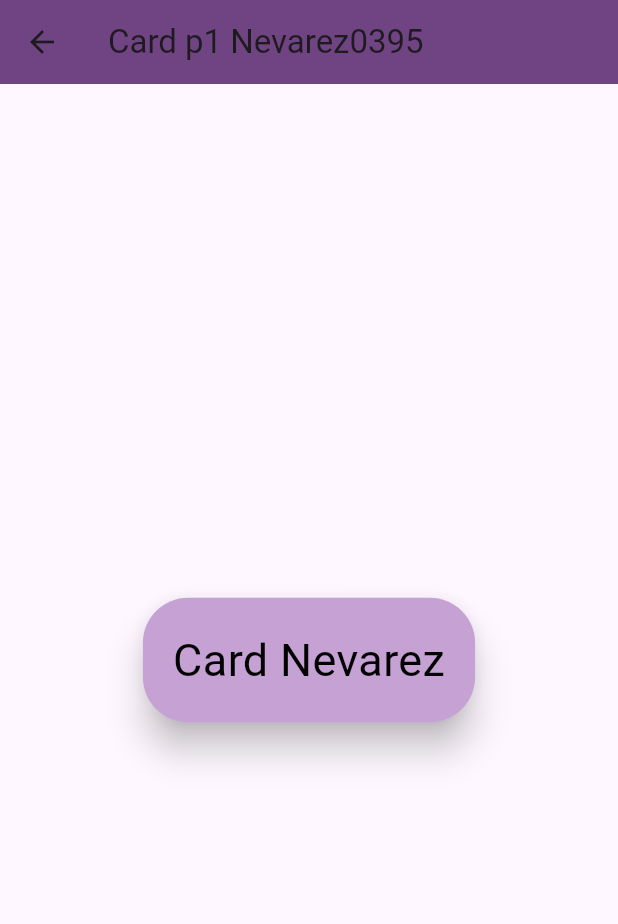
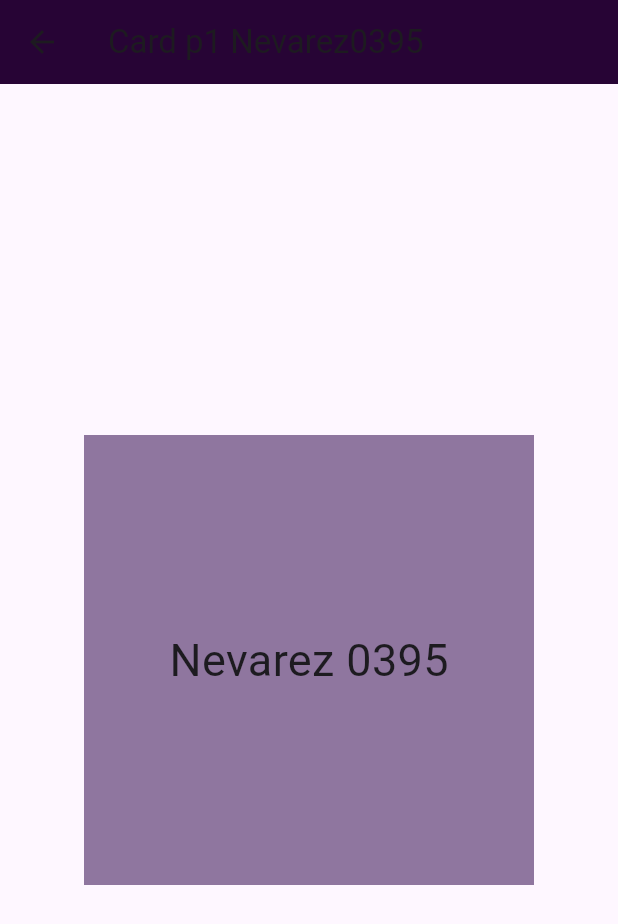
Before and after one commit to NevarezOrtegaEdna/p15-RutasV2-0395, a Flutter app: the screen it shows after launch, after a tap on "Mover a la pantalla1", on a phone screen of 412 x 824 dp. Shown: the top 924 px of the screen. Run offline on Flutter 3.47's test engine with Material 3 defaults, Android fonts, the phone set to English and light mode, and no system bars.

```diff
--- a/lib/main.dart
+++ b/lib/main.dart
@@ -1,4 +1,5 @@
 import 'package:flutter/material.dart';
+import 'package:nevarez0395/pantalla3_0395.dart';
 import 'package:nevarez0395/pantalla2_0395.dart';
 import 'package:nevarez0395/pantalla1_0395.dart';
 import 'package:nevarez0395/pantallainicial_0395.dart';
@@ -17,6 +18,7 @@ class MiApp0395 extends StatelessWidget {
         '/': (context) => const Pantallainicial_0395(),
         '/Pantalla1_0395': (context) => const Pantalla1_0395(),
         '/Pantalla2_0395': (context) => const Pantalla2_0395(),
+        '/Pantalla3_0395': (context) => const Pantalla3_0395(),
       }, //Fin rutas de paginas
     );
   } //Fin widgets
--- a/lib/pantalla1_0395.dart
+++ b/lib/pantalla1_0395.dart
@@ -1,7 +1,6 @@
 //Pantalla1_0395
-import 'dart:html';
-
 import 'package:flutter/material.dart';
+import 'dart:math' as math;
 
 class Pantalla1_0395 extends StatelessWidget {
   const Pantalla1_0395({Key? key}) : super(key: key);
@@ -11,20 +10,19 @@ class Pantalla1_0395 extends StatelessWidget {
     return Scaffold(
       appBar: AppBar(
         title: Text("Card p1 Nevarez0395"),
-        backgroundColor: Color(0xff704482),
+        backgroundColor: Color(0xff270435),
       ),
       body: Center(
-        child: Card(
-          elevation: 10,
-          shape:
-              RoundedRectangleBorder(borderRadius: BorderRadius.circular(30)),
-          color: Color(0xffc5a1d4),
-          child: Padding(
-            padding: EdgeInsets.all(20),
-            child: Text(
-              "Card Nevarez",
-              style: TextStyle(fontSize: 30, color: Color(0xff000000)),
-            ),
+        child: Container(
+          color: Color(0xff8f769f),
+          width: 300,
+          height: 300,
+          padding: EdgeInsets.all(32),
+          margin: EdgeInsets.symmetric(vertical: 16, horizontal: 32),
+          alignment: Alignment.center,
+          child: Text(
+            'Nevarez 0395',
+            style: TextStyle(fontSize: 30),
           ),
         ),
       ),
--- a/lib/pantallainicial_0395.dart
+++ b/lib/pantallainicial_0395.dart
@@ -9,7 +9,7 @@ class Pantallainicial_0395 extends StatelessWidget {
     return Scaffold(
       appBar: AppBar(
         title: Text('Card Container Nevarez'),
-        backgroundColor: Color(0xff093950),
+        backgroundColor: Color(0xff306846),
       ),
       body: Center(
           child: Column(
@@ -20,12 +20,21 @@ class Pantallainicial_0395 extends StatelessWidget {
               Navigator.pushNamed(context, '/Pantalla1_0395');
             },
             child: Text('Mover a la pantalla1'),
+            style: ElevatedButton.styleFrom(primary: Color(0xff7c9586)),
           ),
           ElevatedButton(
             onPressed: () {
               Navigator.pushNamed(context, '/Pantalla2_0395');
             },
             child: Text('Mover a la pantalla2'),
+            style: ElevatedButton.styleFrom(primary: Color(0xff38473e)),
+          ),
+          ElevatedButton(
+            onPressed: () {
+              Navigator.pushNamed(context, '/Pantalla3_0395');
+            },
+            child: Text('Mover a la pantalla3'),
+            style: ElevatedButton.styleFrom(primary: Color(0xff21412e)),
           ),
         ], //Niños
       )),
```
Also changed, not shown: lib/pantalla2_0395.dart (+11 -11 lines), lib/pantalla3_0395.dart (added, +31 -0 lines).
